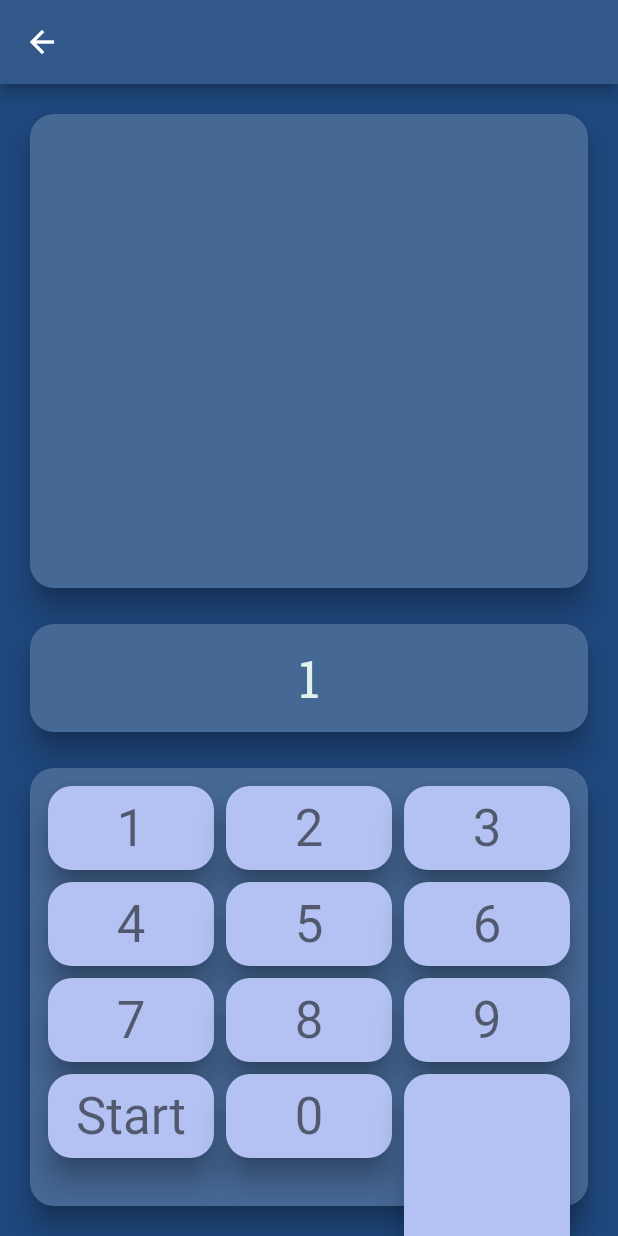
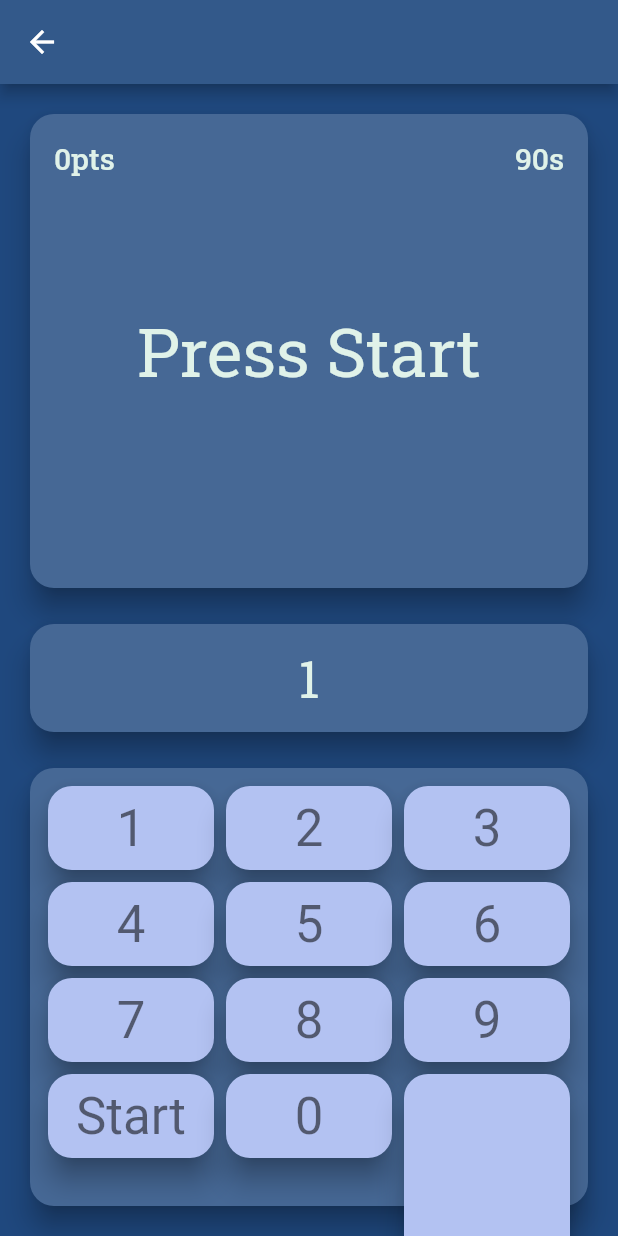
Before and after one commit to zipdang04/n_euro_n, a Flutter app: the NumberTypeSpeedGameScreen screen opened directly, after a tap on an icon or button, on a phone screen of 412 x 824 dp. Run offline on Flutter 3.47's test engine with Material 2 defaults, Android fonts, the light colour scheme and no system bars; our stand-ins replace google_fonts.

Commit message:
Added Score and Timer manager for NumberTypeSpeed Game

```diff
--- a/lib/module/game/numberTypeSpeedGame.dart
+++ b/lib/module/game/numberTypeSpeedGame.dart
@@ -1,5 +1,6 @@
 import 'dart:async';
 
+import 'package:flutter/cupertino.dart';
 import 'package:flutter/material.dart';
 
 /*
@@ -162,6 +163,8 @@ class ReactToKeypad {
 
 ReactToKeypad _reactionStream = new ReactToKeypad();
 ReactToKeypad _secondaryReactionStream = new ReactToKeypad();
+ReactToKeypad _timerUpdateStream = new ReactToKeypad();
+ReactToKeypad _scoreUpdateStream = new ReactToKeypad();
 var _extBuildContext;
 
 void _closeStreams() {
@@ -262,18 +265,27 @@ class NumberTypeSpeedGameDisplay extends StatefulWidget {
 }
 
 class _NumberTypeSpeedGameDisplayState extends State<NumberTypeSpeedGameDisplay> {
-  String _answerNumber = '';
+  String _answerNumber = 'Press Start';
+  int _answerActualNumber = 0;
   String _answerBoxNumber = '';
   int _currentLevel = 0;
-  int maxLevel = 5;
+  int maxLevel = 10;
+  int _score = 0;
+  int _counter = 90;
+  Timer _timer = Timer(Duration(seconds: 1), () => {});
+  bool _finished = false;
   int _generateNumberForLevel(int _level) {
     return _level * 101 + 50;
   }
   void _newLevel() {
     _answerBoxNumber = '';
     _currentLevel++;
-    _answerNumber = _generateNumberForLevel(_currentLevel).toString();
+    _answerActualNumber = _generateNumberForLevel(_currentLevel);
+    _answerNumber = _answerActualNumber.toString();
     _secondaryReactionStream.sendData('update');
+  }
+  int _getPointPerLevel(int _level, int _number) {
+    return _level;
   }
   void _onStreamUpdate(String _value) {
     if (_value[0] == '-') {
@@ -285,19 +297,40 @@ class _NumberTypeSpeedGameDisplayState extends State<NumberTypeSpeedGameDisplay>
         _answerBoxNumber = '';
       } else if (_value == '-restart') {
         _currentLevel = 0;
-        _newLevel();
+        _startGame();
       }
     } else {
       _answerBoxNumber += _value;
     }
     if (_answerNumber == _answerBoxNumber) {
       if (_currentLevel < maxLevel) {
+        _score += _getPointPerLevel(_currentLevel, _answerActualNumber);
+        _scoreUpdateStream.sendData('update');
         _newLevel();
       } else {
         _answerNumber = 'Done';
       }
       _secondaryReactionStream.sendData('update');
     }
+  }
+  void _startGame() {
+    _counter = 91;
+    _score = 0;
+    _newLevel();
+    _timer = Timer.periodic(Duration(seconds: 1), (timer) {
+      if (_counter > 0) {
+        _counter--;
+        _timerUpdateStream.sendData('update');
+      } else {
+        //
+      }
+    });
+  }
+  void _endGame() {
+    if (_finished) {
+      return;
+    }
+    _finished = true;
   }
   @override
   Widget build(BuildContext context) {
@@ -309,8 +342,10 @@ class _NumberTypeSpeedGameDisplayState extends State<NumberTypeSpeedGameDisplay>
           Expanded(
             child: Card(
               child: Container(
-                padding: EdgeInsets.all(8),
-                child: Center(
+                padding: EdgeInsets.all(16),
+                child: Stack(
+                  children: [
+                    Center(
                       //child: Text(_answerNumber, style: Theme.of(context).textTheme.headline3,),
                       child: StreamBuilder<String>(
                         stream: _secondaryReactionStream.stream,
@@ -318,6 +353,26 @@ class _NumberTypeSpeedGameDisplayState extends State<NumberTypeSpeedGameDisplay>
                           return Text(_answerNumber, style: Theme.of(context).textTheme.headline3,);
                         }
                       ),
+                    ),
+                    Container(
+                      alignment: Alignment.topLeft,
+                      child: StreamBuilder<String>(
+                        stream: _scoreUpdateStream.stream,
+                        builder: (context, snapshot) {
+                          return Text(_score.toString() + 'pts', style: Theme.of(context).textTheme.headline6,);
+                        },
+                      ),
+                    ),
+                    Container(
+                      alignment: Alignment.topRight,
+                      child: StreamBuilder<String>(
+                        stream: _timerUpdateStream.stream,
+                        builder: (context, snapshot) {
+                          return Text(_counter.toString() + 's', style: Theme.of(context).textTheme.headline6,);
+                        },
+                      ),
+                    ),
+                  ],
                 ),
               ),
             ),
--- /dev/null
+++ b/lib/module/screen/postgameScreen.dart
@@ -0,0 +1 @@
+import 'package:flutter/material.dart';
```
Lines whose indentation alone changed are shown as unchanged.
